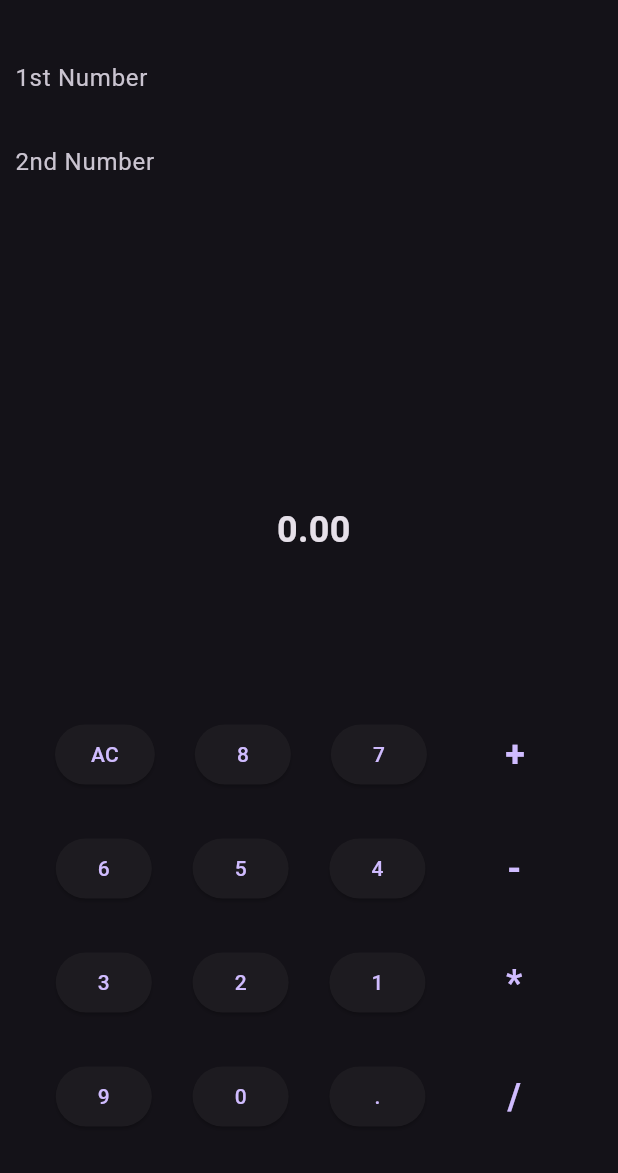
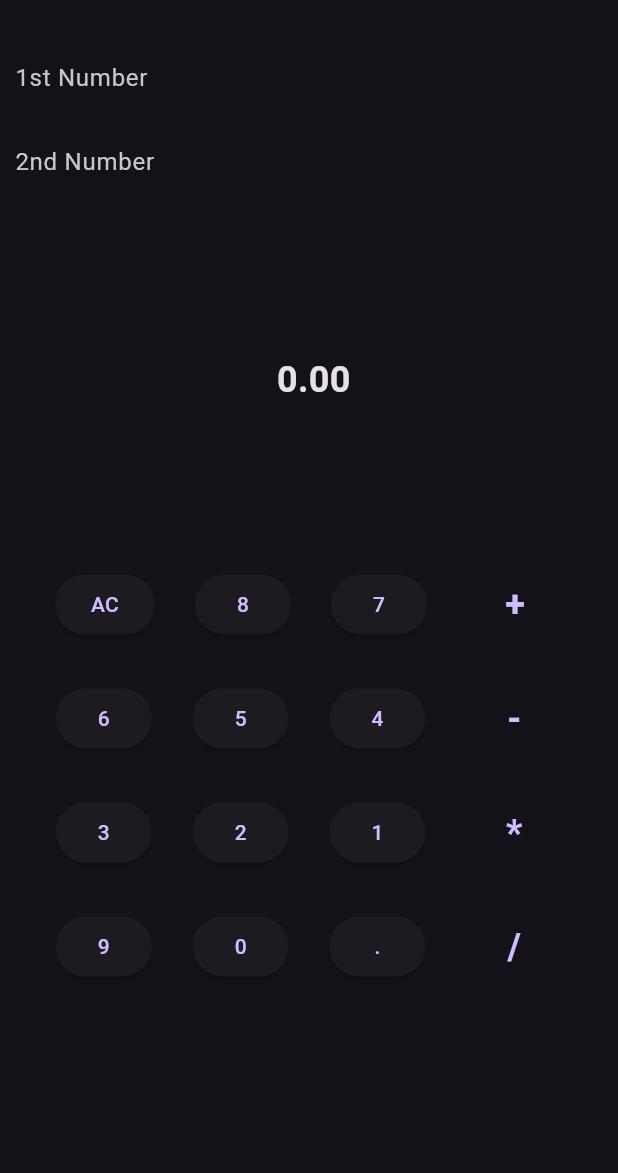
Before and after one commit to SilverShadow123/calculator_app, a Flutter app: the screen it shows after launch, after a tap on "AC", on a phone screen of 412 x 824 dp, the part 63-1236 px from its top. Run offline on Flutter 3.47's test engine with Material 3 defaults, Android fonts, the phone set to English and light mode, and no system bars.

Commit message:
Updating UI

```diff
--- a/lib/home_screen.dart
+++ b/lib/home_screen.dart
@@ -29,6 +29,7 @@ class _HomeScreenState extends State<HomeScreen> {
             child: SingleChildScrollView(
               child: Column(
                 children: [
+
                   TextField(
                     controller: _controller,
                     focusNode: _focusNode1,
@@ -40,6 +41,7 @@ class _HomeScreenState extends State<HomeScreen> {
                       label: Text('1st Number'),
                     ),
                   ),
+
                   TextField(
                     controller: _seccontroller,
                     focusNode: _focusNode2,
@@ -51,31 +53,38 @@ class _HomeScreenState extends State<HomeScreen> {
                       label: Text('2nd Number'),
                     ),
                   ),
-                  const SizedBox(
-                    height: 200,
-                  ),
-                  Container(
-                      alignment: Alignment(0, 0),
-                      child: Text(
-                        ' ${_reasult.toStringAsFixed(2)}',
-                        style:
-                            TextStyle(fontSize: 24, fontWeight: FontWeight.bold),
-                      )),
+
                   const SizedBox(
                     height: 100,
                   ),
+
+                  Text(
+                    ' ${_reasult.toStringAsFixed(2)}',
+                    style: TextStyle(fontSize: 24, fontWeight: FontWeight.bold),
+                  ),
+
+                  const SizedBox(
+                    height: 100,
+                  ),
+
                   _buttonBar1(),
+
                   const SizedBox(
                     height: 10,
                   ),
+
                   _buttonBar2(),
+
                   const SizedBox(
                     height: 10,
                   ),
+
                   _buttonBar3(),
+
                   const SizedBox(
                     height: 10,
                   ),
+
                   _buttonBar4(),
                 ],
               ),
@@ -89,7 +98,7 @@ class _HomeScreenState extends State<HomeScreen> {
       alignment: MainAxisAlignment.spaceEvenly,
       children: [
         ElevatedButton(
-          onPressed: () => _clear,
+          onPressed: _clear,
           child: const Text('AC'),
         ),
         ElevatedButton(
@@ -190,9 +199,14 @@ class _HomeScreenState extends State<HomeScreen> {
 
   void _clear() {
     _seccontroller.clear();
-    _controller.clear();
-    _reasult = 0;
+     _controller.clear();
+     _reasult =0;
+     setState(() {
+
+     });
+
   }
+
 
   void _appendNumber(String number) {
     if (_focusNode1.hasFocus) {
```
